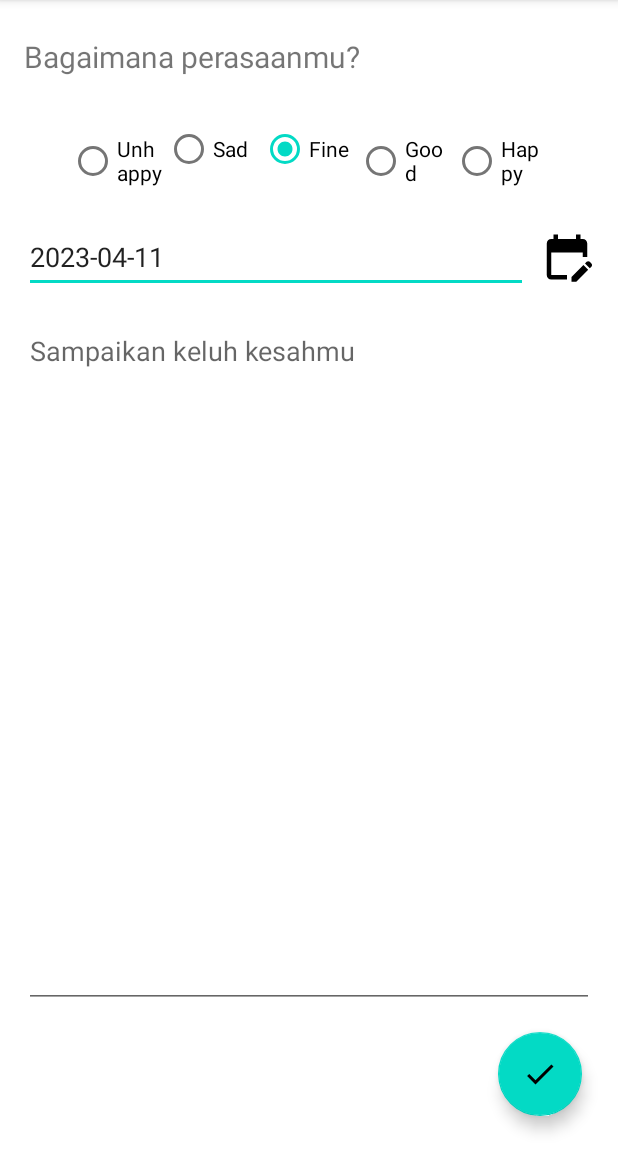
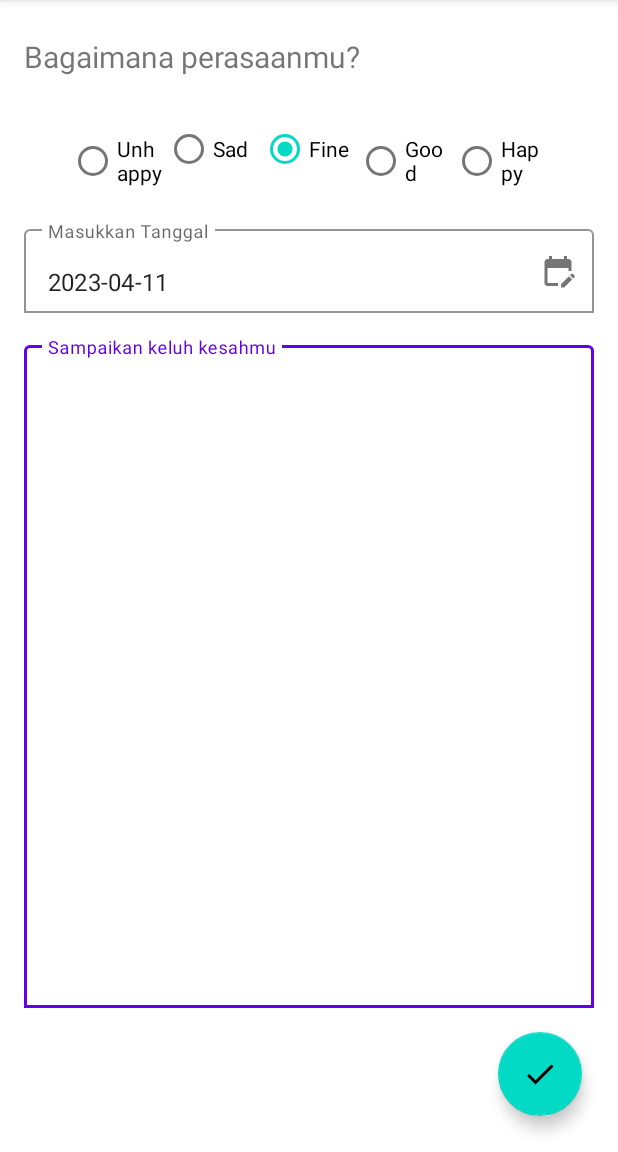
Before and after one commit to munovrizall/Ariwara_MoodTracker, an Android app: the screen it shows after launch (JournalActivity), after a tap on an icon or button, on a phone screen of 412 x 824 dp, the part 84-1236 px from its top. Run offline under Robolectric (Android 15) with nearby library versions, the phone set to English and light mode, and no system bars; our stand-ins replace Room's generated code.

Commit message:
Force light mode, refining UI

```diff
--- a/app/build.gradle
+++ b/app/build.gradle
@@ -53,4 +53,6 @@ dependencies {
     def coroutines_version = "1.3.9"
     implementation "androidx.room:room-ktx:$room_version"
     implementation "org.jetbrains.kotlinx:kotlinx-coroutines-core:$coroutines_version"
+
+    implementation 'com.github.PhilJay:MPAndroidChart:v3.1.0'
 }
--- a/app/src/main/java/com/artonov/ariwara/JournalActivity.kt
+++ b/app/src/main/java/com/artonov/ariwara/JournalActivity.kt
@@ -36,7 +36,7 @@ class JournalActivity : AppCompatActivity() {
     fun setupView() {
         val sdf = SimpleDateFormat("yyyy-MM-dd", Locale.getDefault())
         val currentDate = sdf.format(Date())
-        binding.etDate.setText(currentDate)
+        binding.tlDate.editText?.setText(currentDate)
 
         val intentType = intent.getIntExtra("intent_type", 0)
         when (intentType) {
@@ -65,9 +65,9 @@ class JournalActivity : AppCompatActivity() {
             etDate.setOnClickListener() {
                 getDate()
             }
-            ivCalendar.setOnClickListener() {
-                getDate()
-            }
+//            ivCalendar.setOnClickListener() {
+//                getDate()
+//            }
             fabDone.setOnClickListener() {
                 CoroutineScope(Dispatchers.IO).launch {
                     db.diaryDao().addDiary(
@@ -75,7 +75,7 @@ class JournalActivity : AppCompatActivity() {
                             0,
                             mood,
                             binding.etNote.text.toString(),
-                            binding.etDate.text.toString()
+                            binding.tlDate.editText?.text.toString()
                         )
                     )
                     finish()
@@ -88,7 +88,7 @@ class JournalActivity : AppCompatActivity() {
                             diaryId,
                             mood,
                             binding.etNote.text.toString(),
-                            binding.etDate.text.toString()
+                            binding.tlDate.editText?.text.toString()
                         )
                     )
                     finish()
@@ -103,7 +103,7 @@ class JournalActivity : AppCompatActivity() {
         CoroutineScope(Dispatchers.IO).launch {
             val diary = db.diaryDao().getDiaryById(diaryId)[0]
             binding.apply {
-                etDate.setText(diary.date)
+                tlDate.editText?.setText(diary.date)
                 etNote.setText(diary.note)
                 when (diary.mood) {
                     "Unhappy" -> binding.rbUnhappy.isChecked = true
@@ -145,7 +145,7 @@ class JournalActivity : AppCompatActivity() {
                     val dateString = SimpleDateFormat("yyyy-MM-dd", Locale.getDefault())
                         .format(selectedDate)
                     // Set tanggal yang dipilih ke TextInputEditText
-                    binding.etDate.setText(dateString)
+                    binding.tlDate.editText?.setText(dateString)
                 }
             },
             year,
--- a/app/src/main/java/com/artonov/ariwara/MainActivity.kt
+++ b/app/src/main/java/com/artonov/ariwara/MainActivity.kt
@@ -4,10 +4,12 @@ import android.app.AlertDialog
 import android.content.Context
 import android.content.DialogInterface
 import android.content.Intent
+import android.content.res.Configuration
 import androidx.appcompat.app.AppCompatActivity
 import android.os.Bundle
 import android.util.Log
 import android.widget.EditText
+import androidx.appcompat.app.AppCompatDelegate
 import androidx.recyclerview.widget.LinearLayoutManager
 import androidx.recyclerview.widget.StaggeredGridLayoutManager
 import com.artonov.ariwara.database.DiaryDB
@@ -28,6 +30,7 @@ class MainActivity : AppCompatActivity() {
     override fun onCreate(savedInstanceState: Bundle?) {
         super.onCreate(savedInstanceState)
         binding = ActivityMainBinding.inflate(layoutInflater)
+        forceLightMode()
         setContentView(binding.root)
         getUsername()
         setupListener()
@@ -134,4 +137,19 @@ class MainActivity : AppCompatActivity() {
             builder.show()
         }
     }
+
+    fun forceLightMode() {
+        val nightModeFlags = resources.configuration.uiMode and Configuration.UI_MODE_NIGHT_MASK
+        when (nightModeFlags) {
+            Configuration.UI_MODE_NIGHT_YES -> {
+                // Mode gelap diaktifkan
+                AppCompatDelegate.setDefaultNightMode(AppCompatDelegate.MODE_NIGHT_NO)
+            }
+            Configuration.UI_MODE_NIGHT_NO, Configuration.UI_MODE_NIGHT_UNDEFINED -> {
+                // Mode gelap tidak diaktifkan
+                AppCompatDelegate.setDefaultNightMode(AppCompatDelegate.MODE_NIGHT_NO)
+            }
+        }
+
+    }
 }
--- a/app/src/main/java/com/artonov/ariwara/database/Diary.kt
+++ b/app/src/main/java/com/artonov/ariwara/database/Diary.kt
@@ -9,5 +9,6 @@ data class Diary(
     val id: Int = 0,
     val mood: String,
     val note: String,
-    val date: String
+    val date: String,
+    val count: Int = 0
 )
--- a/app/src/main/java/com/artonov/ariwara/database/DiaryDB.kt
+++ b/app/src/main/java/com/artonov/ariwara/database/DiaryDB.kt
@@ -7,18 +7,19 @@ import androidx.room.RoomDatabase
 
 @Database(
     entities = [Diary::class],
-    version = 1
+    version = 2
 )
-abstract class DiaryDB: RoomDatabase() {
+abstract class DiaryDB : RoomDatabase() {
 
     abstract fun diaryDao(): DiaryDao
 
     companion object {
 
-        @Volatile private var instance : DiaryDB? = null
+        @Volatile
+        private var instance: DiaryDB? = null
         private val LOCK = Any()
 
-        operator fun invoke(context: Context) = instance ?: synchronized(LOCK){
+        operator fun invoke(context: Context) = instance ?: synchronized(LOCK) {
             instance ?: buildDatabase(context).also {
                 instance = it
             }
@@ -28,7 +29,9 @@ abstract class DiaryDB: RoomDatabase() {
             context.applicationContext,
             DiaryDB::class.java,
             "diary.db"
-        ).build()
+        )
+            .fallbackToDestructiveMigration()
+            .build()
 
     }
 }
--- a/app/src/main/java/com/artonov/ariwara/database/DiaryDao.kt
+++ b/app/src/main/java/com/artonov/ariwara/database/DiaryDao.kt
@@ -19,4 +19,8 @@ interface DiaryDao {
 
     @Query("SELECT * FROM diary WHERE id=:diary_id")
     suspend fun getDiaryById(diary_id: Int): List<Diary>
+
+    @Query("SELECT id, note, date, mood, COUNT(*) as count FROM diary GROUP BY mood")
+    fun getMoodCounts(): List<Diary>
+
 }
--- a/app/src/main/res/layout/activity_journal.xml
+++ b/app/src/main/res/layout/activity_journal.xml
@@ -64,45 +64,55 @@
     </RadioGroup>
 
 
-    <EditText
-        android:id="@+id/etDate"
+    <com.google.android.material.textfield.TextInputLayout
+        android:id="@+id/tlDate"
         android:layout_width="0dp"
-        android:layout_height="48dp"
+        android:layout_height="wrap_content"
         android:layout_marginStart="16dp"
         android:layout_marginTop="16dp"
-        android:layout_marginEnd="8dp"
+        android:layout_marginEnd="16dp"
         android:hint="Masukkan Tanggal"
-        app:layout_constraintEnd_toStartOf="@+id/ivCalendar"
+        app:endIconContentDescription="Date"
+        app:endIconDrawable="@drawable/ic_calendar"
+        app:endIconMode="custom"
+        app:boxBackgroundColor="#00000000"
+        app:boxBackgroundMode="outline"
+        app:layout_constraintEnd_toEndOf="parent"
         app:layout_constraintStart_toStartOf="parent"
-        app:layout_constraintTop_toBottomOf="@id/rgMood" />
+        app:layout_constraintTop_toBottomOf="@id/rgMood" >
 
-    <ImageView
-        android:id="@+id/ivCalendar"
-        android:layout_width="36dp"
-        android:layout_height="36dp"
-        android:layout_marginEnd="16dp"
-        android:src="@drawable/ic_calendar"
-        app:layout_constraintBottom_toBottomOf="@+id/etDate"
-        app:layout_constraintEnd_toEndOf="parent"
-        app:layout_constraintTop_toTopOf="@+id/etDate" />
+        <com.google.android.material.textfield.TextInputEditText
+            android:id="@+id/etDate"
+            android:layout_width="match_parent"
+            android:layout_height="match_parent"
+            android:focusable="false"
+            />
+    </com.google.android.material.textfield.TextInputLayout>
 
 
-    <com.google.android.material.textfield.TextInputEditText
-        android:id="@+id/etNote"
+    <com.google.android.material.textfield.TextInputLayout
+        android:id="@+id/tlNote"
         android:layout_width="0dp"
         android:layout_height="0dp"
         android:layout_marginStart="16dp"
         android:layout_marginTop="16dp"
         android:layout_marginEnd="16dp"
         android:layout_marginBottom="16dp"
-        android:ems="10"
-        android:inputType="textMultiLine"
+        app:boxBackgroundColor="#00000000"
+        app:boxBackgroundMode="outline"
         android:hint="Sampaikan keluh kesahmu"
-        android:gravity="start"
         app:layout_constraintBottom_toTopOf="@+id/fabDone"
         app:layout_constraintEnd_toEndOf="parent"
         app:layout_constraintStart_toStartOf="parent"
-        app:layout_constraintTop_toBottomOf="@+id/etDate" />
+        app:layout_constraintTop_toBottomOf="@+id/tlDate">
+
+        <com.google.android.material.textfield.TextInputEditText
+            android:id="@+id/etNote"
+            android:layout_width="match_parent"
+            android:layout_height="match_parent"
+            android:inputType="textMultiLine"
+            android:gravity="start"/>
+    </com.google.android.material.textfield.TextInputLayout>
 
     <com.google.android.material.floatingactionbutton.FloatingActionButton
         android:id="@+id/fabDone"
--- a/settings.gradle
+++ b/settings.gradle
@@ -10,6 +10,7 @@ dependencyResolutionManagement {
     repositories {
         google()
         mavenCentral()
+        maven { url 'https://jitpack.io' }
     }
 }
 rootProject.name = "Ariwara"
```
Also changed, not shown: app/src/main/java/com/artonov/ariwara/ProfileActivity.kt (+63 -3 lines), app/src/main/res/layout/activity_profile.xml (+30 -7 lines).
